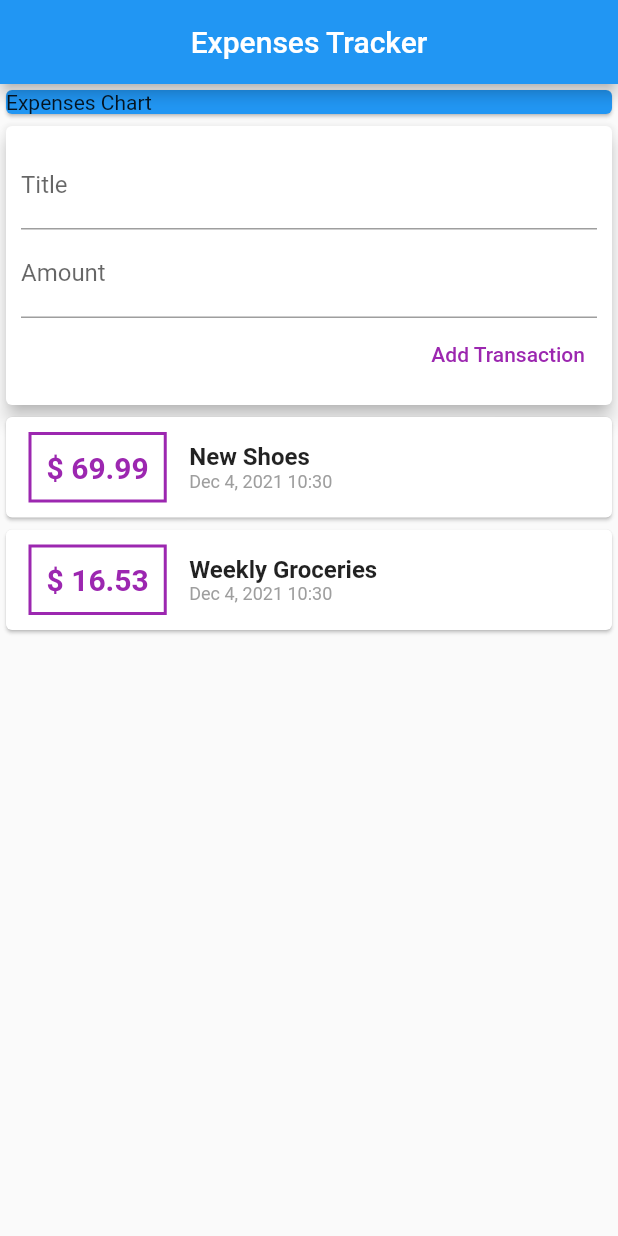
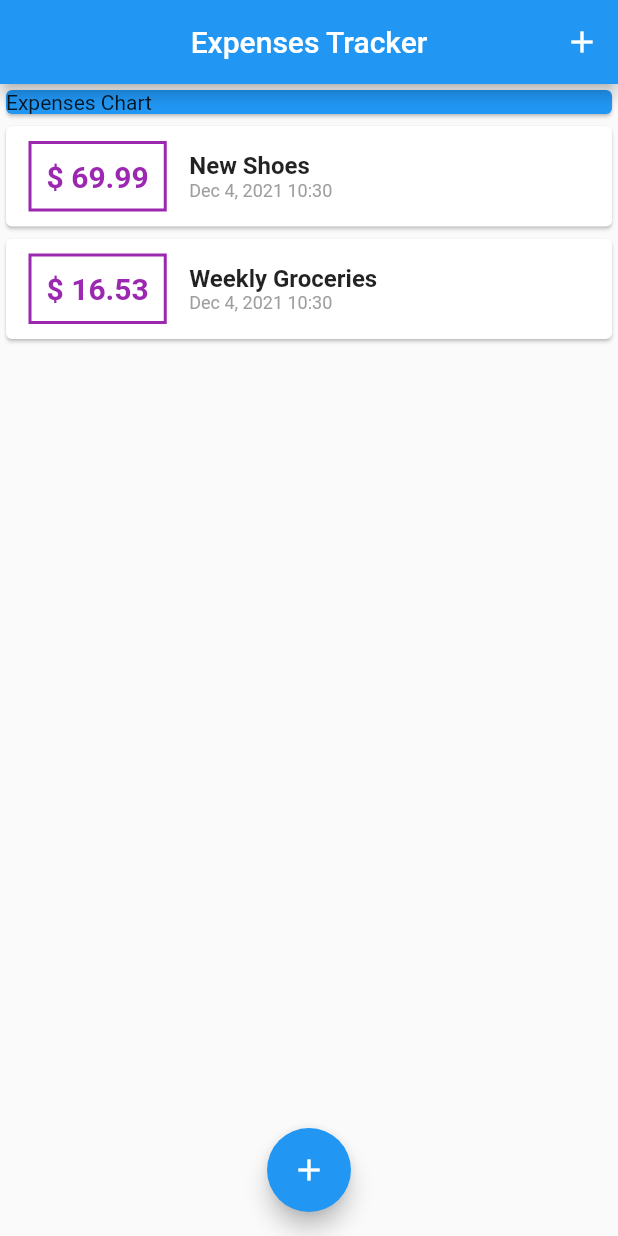
Before and after one commit to AleHenestroza/expenses_tracker, a Flutter app: the screen it shows after launch, on a phone screen of 412 x 824 dp. Run offline on Flutter 3.47's test engine with Material 2 defaults, Android fonts, the phone set to English and light mode, and no system bars.

Commit message:
Code refactor and new transaction modal

```diff
--- a/lib/main.dart
+++ b/lib/main.dart
@@ -1,5 +1,7 @@
 import 'package:flutter/material.dart';
-import './widgets/user_transactions.dart';
+import './widgets/new_transaction.dart';
+import './widgets/transaction_list.dart';
+import './models/transaction.dart';
 
 void main() => runApp(MyApp());
 
@@ -13,11 +15,53 @@ class MyApp extends StatelessWidget {
   }
 }
 
-class MyHomePage extends StatelessWidget {
+class MyHomePage extends StatefulWidget {
   // String? titleInput;
   // String? amountInput;
-  final titleController = TextEditingController();
-  final amountController = TextEditingController();
+  @override
+  State<MyHomePage> createState() => _MyHomePageState();
+}
+
+class _MyHomePageState extends State<MyHomePage> {
+  final List<Transaction> _transactions = [
+    Transaction(
+      id: 't1',
+      title: 'New Shoes',
+      amount: 69.99,
+      date: DateTime.now(),
+    ),
+    Transaction(
+      id: 't2',
+      title: 'Weekly Groceries',
+      amount: 16.53,
+      date: DateTime.now(),
+    ),
+  ];
+
+  void _addNewTransaction(String title, double amount) {
+    final newTx = Transaction(
+      title: title,
+      amount: amount,
+      date: DateTime.now(),
+      id: DateTime.now().toString(),
+    );
+    setState(() {
+      _transactions.add(newTx);
+    });
+  }
+
+  void _startAddNewTransaction(BuildContext ctx) {
+    showModalBottomSheet(
+      context: ctx,
+      builder: (_) {
+        return GestureDetector(
+          onTap: () {},
+          child: NewTransaction(_addNewTransaction),
+          behavior: HitTestBehavior.opaque,
+        );
+      },
+    );
+  }
 
   @override
   Widget build(BuildContext context) {
@@ -25,21 +69,32 @@ class MyHomePage extends StatelessWidget {
       appBar: AppBar(
         centerTitle: true,
         title: const Text('Expenses Tracker'),
+        actions: <Widget>[
+          IconButton(
+            icon: const Icon(Icons.add),
+            onPressed: () => _startAddNewTransaction(context),
+          ),
+        ],
       ),
       body: SingleChildScrollView(
         child: Column(
           crossAxisAlignment: CrossAxisAlignment.stretch,
-          children: const <Widget>[
-            SizedBox(
+          children: <Widget>[
+            const SizedBox(
               width: double.infinity,
               child: Card(
                 color: Colors.blue,
                 child: Text("Expenses Chart"),
               ),
             ),
-            UserTransactions(),
+            TransactionList(_transactions),
           ],
         ),
+      ),
+      floatingActionButtonLocation: FloatingActionButtonLocation.centerFloat,
+      floatingActionButton: FloatingActionButton(
+        child: const Icon(Icons.add),
+        onPressed: () => _startAddNewTransaction(context),
       ),
     );
   }
--- a/lib/widgets/new_transaction.dart
+++ b/lib/widgets/new_transaction.dart
@@ -1,11 +1,18 @@
 import 'package:flutter/material.dart';
 
-class NewTransaction extends StatelessWidget {
-  final titleController = TextEditingController();
-  final amountController = TextEditingController();
+class NewTransaction extends StatefulWidget {
   final Function addTx;
 
   NewTransaction(this.addTx);
+
+  @override
+  State<NewTransaction> createState() => _NewTransactionState();
+}
+
+class _NewTransactionState extends State<NewTransaction> {
+  final titleController = TextEditingController();
+
+  final amountController = TextEditingController();
 
   void submitData() {
     final enteredTitle = titleController.text;
@@ -15,7 +22,8 @@ class NewTransaction extends StatelessWidget {
       return;
     }
 
-    addTx(enteredTitle, enteredAmount);
+    widget.addTx(enteredTitle, enteredAmount);
+    Navigator.of(context).pop();
   }
 
   @override
--- a/lib/widgets/transaction_list.dart
+++ b/lib/widgets/transaction_list.dart
@@ -29,7 +29,7 @@ class TransactionList extends StatelessWidget {
                   ),
                   padding: const EdgeInsets.all(10),
                   child: Text(
-                    '\$ ${transactions[index].amount}',
+                    '\$ ${transactions[index].amount?.toStringAsFixed(2)}',
                     style: const TextStyle(
                       fontWeight: FontWeight.bold,
                       fontSize: 20,
--- a/lib/widgets/user_transactions.dart
+++ /dev/null
@@ -1,50 +0,0 @@
-import 'package:flutter/material.dart';
-import './new_transaction.dart';
-import './transaction_list.dart';
-import '../models/transaction.dart';
-
-class UserTransactions extends StatefulWidget {
-  const UserTransactions({Key? key}) : super(key: key);
-
-  @override
-  _UserTransactionsState createState() => _UserTransactionsState();
-}
-
-class _UserTransactionsState extends State<UserTransactions> {
-  final List<Transaction> _transactions = [
-    Transaction(
-      id: 't1',
-      title: 'New Shoes',
-      amount: 69.99,
-      date: DateTime.now(),
-    ),
-    Transaction(
-      id: 't2',
-      title: 'Weekly Groceries',
-      amount: 16.53,
-      date: DateTime.now(),
-    ),
-  ];
-
-  void _addNewTransaction(String title, double amount) {
-    final newTx = Transaction(
-      title: title,
-      amount: amount,
-      date: DateTime.now(),
-      id: DateTime.now().toString(),
-    );
-    setState(() {
-      _transactions.add(newTx);
-    });
-  }
-
-  @override
-  Widget build(BuildContext context) {
-    return Column(
-      children: <Widget>[
-        NewTransaction(_addNewTransaction),
-        TransactionList(_transactions),
-      ],
-    );
-  }
-}
```
